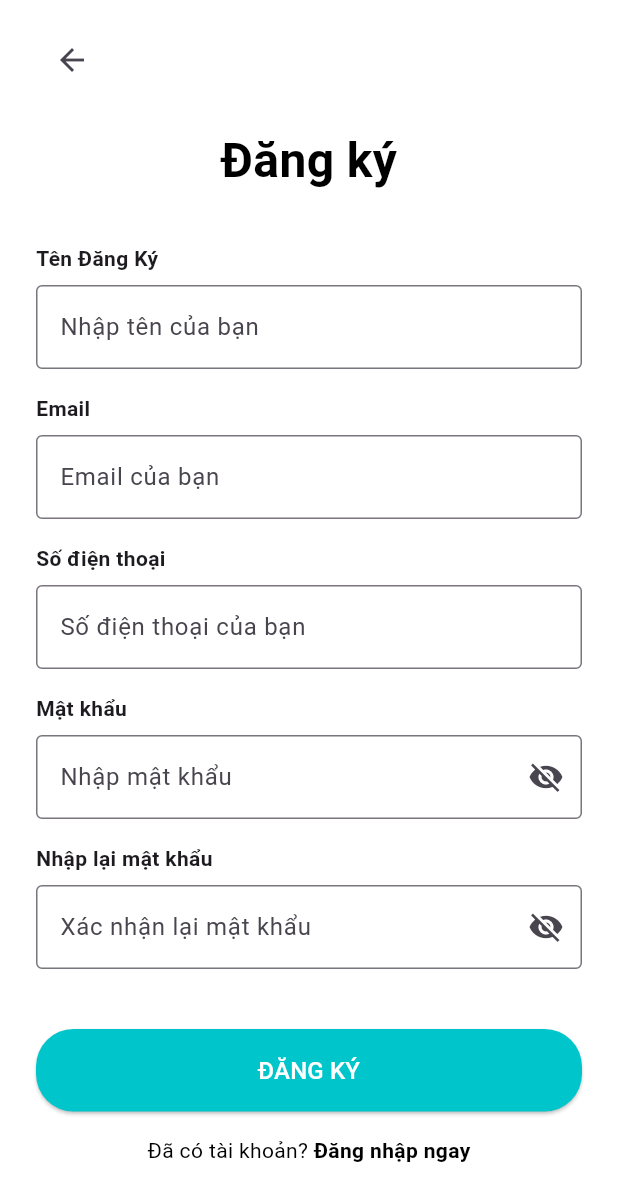
After one commit to trongvu2003/Mind_Care_FE, a Flutter app: the RegisterScreen screen opened by its route, on a phone screen of 412 x 824 dp. The commit adds this screen. Shown: the top 1201 px of the screen. Run offline on Flutter 3.47's test engine with Material 3 defaults, Android fonts, the phone set to English and light mode, and no system bars.

Commit message:
add UI registor

```diff
--- a/lib/routes/app_routes.dart
+++ b/lib/routes/app_routes.dart
@@ -2,6 +2,7 @@ import 'package:flutter/material.dart';
 
 import '../views/intro2_screen.dart';
 import '../views/intro_screen.dart';
+import '../views/register_screen.dart';
 import '../views/start_screen.dart';
 class AppRoutes {
   static const String intro = '/';
@@ -25,8 +26,8 @@ class AppRoutes {
           return MaterialPageRoute(builder: (_) => const StartScreen());
         // case login:
         //   return MaterialPageRoute(builder: (_) => const LoginScreen());
-        // case register:
-        //   return MaterialPageRoute(builder: (_) => const LoginScreen());
+        case register:
+          return MaterialPageRoute(builder: (_) => const RegisterScreen());
     // case home:
       //   return MaterialPageRoute(builder: (_) => const HomeScreen());
       // case journal:
--- /dev/null
+++ b/lib/views/register_screen.dart
@@ -0,0 +1,205 @@
+import 'package:flutter/material.dart';
+import '../../theme/app_colors.dart';
+
+class RegisterScreen extends StatefulWidget {
+  const RegisterScreen({super.key});
+
+  @override
+  State<RegisterScreen> createState() => _RegisterScreenState();
+}
+
+class _RegisterScreenState extends State<RegisterScreen> {
+  final _formKey = GlobalKey<FormState>();
+
+  final TextEditingController _nameController = TextEditingController();
+  final TextEditingController _emailController = TextEditingController();
+  final TextEditingController _phoneController = TextEditingController();
+  final TextEditingController _passwordController = TextEditingController();
+  final TextEditingController _confirmPasswordController =
+      TextEditingController();
+
+  bool _obscurePassword = true;
+
+  void _togglePassword() {
+    setState(() => _obscurePassword = !_obscurePassword);
+  }
+
+  void _register() {
+    if (_formKey.currentState!.validate()) {
+      Navigator.pushNamed(context, '/home');
+    }
+  }
+
+  @override
+  Widget build(BuildContext context) {
+    return Scaffold(
+      backgroundColor: AppColors.white,
+      body: SafeArea(
+        child: Padding(
+          padding: const EdgeInsets.symmetric(horizontal: 24, vertical: 16),
+          child: Form(
+            key: _formKey,
+            child: ListView(
+              children: [
+                Align(
+                  alignment: Alignment.topLeft,
+                  child: IconButton(
+                    icon: const Icon(Icons.arrow_back),
+                    onPressed: () => Navigator.pop(context),
+                  ),
+                ),
+                const SizedBox(height: 20),
+                const Center(
+                  child: Text(
+                    "Đăng ký",
+                    style: TextStyle(
+                      fontSize: 32,
+                      fontWeight: FontWeight.bold,
+                      color: AppColors.black,
+                    ),
+                  ),
+                ),
+                const SizedBox(height: 32),
+                _buildTextField(
+                  label: "Tên Đăng Ký",
+                  hint: "Nhập tên của bạn",
+                  controller: _nameController,
+                ),
+                _buildTextField(
+                  label: "Email",
+                  hint: "Email của bạn",
+                  controller: _emailController,
+                  keyboardType: TextInputType.emailAddress,
+                ),
+                _buildTextField(
+                  label: "Số điện thoại",
+                  hint: "Số điện thoại của bạn",
+                  controller: _phoneController,
+                  keyboardType: TextInputType.phone,
+                ),
+                _buildPasswordField(
+                  label: "Mật khẩu",
+                  hint: "Nhập mật khẩu",
+                  controller: _passwordController,
+                ),
+                _buildPasswordField(
+                  label: "Nhập lại mật khẩu",
+                  hint: "Xác nhận lại mật khẩu",
+                  controller: _confirmPasswordController,
+                ),
+                const SizedBox(height: 24),
+                ElevatedButton(
+                  style: ElevatedButton.styleFrom(
+                    backgroundColor: AppColors.text,
+                    padding: const EdgeInsets.symmetric(vertical: 16),
+                    shape: RoundedRectangleBorder(
+                      borderRadius: BorderRadius.circular(25),
+                    ),
+                  ),
+                  onPressed: _register,
+                  child: const Text(
+                    "ĐĂNG KÝ",
+                    style: TextStyle(
+                      fontSize: 16,
+                      color: AppColors.white,
+                      fontWeight: FontWeight.w500,
+                    ),
+                  ),
+                ),
+
+                const SizedBox(height: 16),
+                Center(
+                  child: GestureDetector(
+                    onTap: () => Navigator.pushNamed(context, '/login'),
+                    child: const Text.rich(
+                      TextSpan(
+                        text: 'Đã có tài khoản? ',
+                        style: TextStyle(color: AppColors.black),
+                        children: [
+                          TextSpan(
+                            text: 'Đăng nhập ngay',
+                            style: TextStyle(
+                              fontWeight: FontWeight.bold,
+                              color: AppColors.black,
+                            ),
+                          ),
+                        ],
+                      ),
+                    ),
+                  ),
+                ),
+              ],
+            ),
+          ),
+        ),
+      ),
+    );
+  }
+
+  Widget _buildTextField({
+    required String label,
+    required String hint,
+    required TextEditingController controller,
+    TextInputType keyboardType = TextInputType.text,
+  }) {
+    return Padding(
+      padding: const EdgeInsets.only(bottom: 16),
+      child: Column(
+        crossAxisAlignment: CrossAxisAlignment.start,
+        children: [
+          Text(label, style: const TextStyle(fontWeight: FontWeight.bold)),
+          const SizedBox(height: 8),
+          TextFormField(
+            controller: controller,
+            keyboardType: keyboardType,
+            decoration: InputDecoration(
+              hintText: hint,
+              border: const OutlineInputBorder(),
+            ),
+            validator:
+                (value) =>
+                    (value == null || value.isEmpty)
+                        ? 'Vui lòng nhập $label'
+                        : null,
+          ),
+        ],
+      ),
+    );
+  }
+
+  Widget _buildPasswordField({
+    required String label,
+    required String hint,
+    required TextEditingController controller,
+  }) {
+    return Padding(
+      padding: const EdgeInsets.only(bottom: 16),
+      child: Column(
+        crossAxisAlignment: CrossAxisAlignment.start,
+        children: [
+          Text(label, style: const TextStyle(fontWeight: FontWeight.bold)),
+          const SizedBox(height: 8),
+          TextFormField(
+            controller: controller,
+            obscureText: _obscurePassword,
+            decoration: InputDecoration(
+              hintText: hint,
+              border: const OutlineInputBorder(),
+              suffixIcon: IconButton(
+                icon: Icon(
+                  _obscurePassword ? Icons.visibility_off : Icons.visibility,
+                ),
+                onPressed: _togglePassword,
+              ),
+            ),
+            validator:
+                (value) =>
+                    (value == null || value.length < 6)
+                        ? 'Mật khẩu phải ít nhất 6 ký tự'
+                        : null,
+          ),
+        ],
+      ),
+    );
+  }
+}
```
